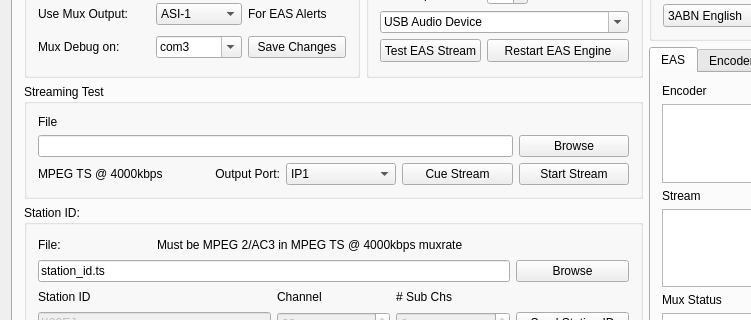
Above: Source/mainwindow.ui from dedicatedbroadcastsolutions/TvARP before the change; both pictures show x 0 to 751 and y 217 to 537 of the 1197 by 668 pixel window. Below: the same form after it.
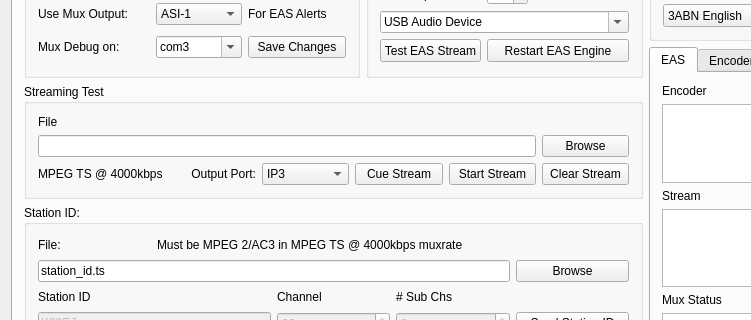
That is the form after the change. The open tabs and pages were chosen to show the change. Icons and pictures are not drawn.

Diff of the .ui file:
```diff
--- a/Source/mainwindow.ui
+++ b/Source/mainwindow.ui
@@ -923,16 +923,6 @@
              </property>
             </widget>
            </item>
-           <item row="1" column="5">
-            <widget class="QPushButton" name="inputfile_browse_2">
-             <property name="enabled">
-              <bool>true</bool>
-             </property>
-             <property name="text">
-              <string>Browse</string>
-             </property>
-            </widget>
-           </item>
            <item row="3" column="4">
             <widget class="QPushButton" name="cue_test_stream">
              <property name="text">
@@ -942,6 +932,9 @@
            </item>
            <item row="3" column="3">
             <widget class="QComboBox" name="test_ip_port">
+             <property name="currentIndex">
+              <number>2</number>
+             </property>
              <item>
               <property name="text">
                <string>IP1</string>
@@ -969,9 +962,6 @@
              </item>
             </widget>
            </item>
-           <item row="1" column="1" colspan="4">
-            <widget class="QLineEdit" name="test_filename"/>
-           </item>
            <item row="3" column="5">
             <widget class="QPushButton" name="start_stream">
              <property name="text">
@@ -986,6 +976,26 @@
              </property>
             </widget>
            </item>
+           <item row="3" column="6">
+            <widget class="QPushButton" name="clear_stream">
+             <property name="text">
+              <string>Clear Stream</string>
+             </property>
+            </widget>
+           </item>
+           <item row="1" column="6">
+            <widget class="QPushButton" name="inputfile_browse_2">
+             <property name="enabled">
+              <bool>true</bool>
+             </property>
+             <property name="text">
+              <string>Browse</string>
+             </property>
+            </widget>
+           </item>
+           <item row="1" column="1" colspan="5">
+            <widget class="QLineEdit" name="test_filename"/>
+           </item>
           </layout>
          </widget>
         </item>
```
Left out of the diff: 3 changed lines with no effect on the pictures.
